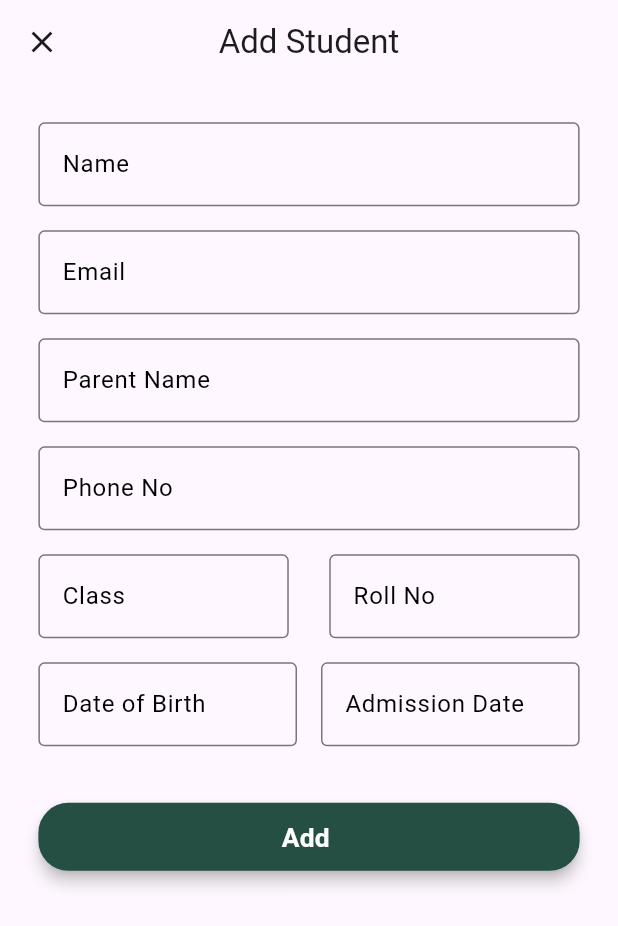
After one commit to BijoyRaju/edulink, a Flutter app: the StudentTab screen opened directly, after a tap on the "add" icon, on a phone screen of 412 x 824 dp. The commit adds this screen. Shown: the top 926 px of the screen. Run offline on Flutter 3.47's test engine with Material 3 defaults, Android fonts, the phone set to English and light mode, and no system bars; our stand-ins replace cloud_firestore, firebase_auth, firebase_core, flutter_screenutil, shared_preferences; accounts and stored records are empty.

```diff
--- a/lib/model/student_model.dart
+++ b/lib/model/student_model.dart
@@ -1,3 +1,5 @@
+import 'package:cloud_firestore/cloud_firestore.dart';
+
 class StudentModel {
   String studentId;
   String adminId;
@@ -56,8 +58,8 @@ class StudentModel {
       phone: map["phone"],
       profileImage: map["profile_image"],
       rollNo: map["roll_no"],
-      dateOfBirth: map["date_of_birth"],
-      admissionDate: map["admission_date"],
+      dateOfBirth: (map["date_of_birth"]as Timestamp).toDate(),
+      admissionDate: (map["admission_date"]as Timestamp).toDate(),
     );
   }
 }
--- a/lib/model/teacher_model.dart
+++ b/lib/model/teacher_model.dart
@@ -1,3 +1,5 @@
+import 'package:cloud_firestore/cloud_firestore.dart';
+
 class TeacherModel {
   String teacherId;
   String adminId;
@@ -43,8 +45,8 @@ class TeacherModel {
       email: map["email"],
       phone: map["phone"],
       subject: map["subject"],
-      dateOfBirth: map["date_of_birth"],
-      joinDate: map["join_date"],
+      dateOfBirth: (map["date_of_birth"]as Timestamp).toDate(),
+      joinDate: (map["join_date"]as Timestamp).toDate(),
       additionalInfo: map["additional_info"],
     );
   }
--- /dev/null
+++ b/lib/view/add_student/add_student_screen.dart
@@ -0,0 +1,98 @@
+import 'package:edu_link/widgets/common/common.dart';
+import 'package:flutter/material.dart';
+import 'package:flutter_screenutil/flutter_screenutil.dart';
+import 'package:intl/intl.dart'; // ✅ Import intl
+
+class AddStudentScreen extends StatefulWidget {
+  const AddStudentScreen({super.key});
+
+  @override
+  State<AddStudentScreen> createState() => _AddStudentScreenState();
+}
+
+class _AddStudentScreenState extends State<AddStudentScreen> {
+  final nameController = TextEditingController();
+  final emailController = TextEditingController();
+  final parentNameController = TextEditingController();
+  final phoneController = TextEditingController();
+  final classController = TextEditingController();
+  final rollController = TextEditingController();
+
+  final dobController = TextEditingController();
+  final admissionDateController = TextEditingController();
+
+  Future<void> _pickDate(TextEditingController controller) async {
+    DateTime? pickedDate = await showDatePicker(
+      context: context,
+      initialDate: DateTime.now(),
+      firstDate: DateTime(1990),
+      lastDate: DateTime(2100),
+    );
+
+    if (pickedDate != null) {
+      setState(() {
+        controller.text = DateFormat('dd-MM-yyyy').format(pickedDate);
+      });
+    }
+  }
+
+  @override
+  Widget build(BuildContext context) {
+    return Scaffold(
+      appBar: AppBar(
+        title: const Text("Add Student"),
+        centerTitle: true,
+        leading: IconButton(
+          onPressed: () => Navigator.pop(context),
+          icon: const Icon(Icons.close),
+        ),
+      ),
+      body: SingleChildScrollView(
+        padding: EdgeInsets.all(16.w),
+        child: Column(
+          crossAxisAlignment: CrossAxisAlignment.start,
+          children: [
+            customTextField(controller: nameController, label: "Name"),
+            customTextField(controller: emailController, label: "Email"),
+            customTextField(controller: parentNameController, label: "Parent Name"),
+            customTextField(controller: phoneController, label: "Phone No"),
+
+            Row(
+              children: [
+                Expanded(child: customTextField(controller: classController, label: "Class")),
+                SizedBox(width: 10.w),
+                Expanded(child: customTextField(controller: rollController, label: "Roll No")),
+              ],
+            ),
+
+            Row(
+              children: [
+                Expanded(
+                  child: GestureDetector(
+                    onTap: () => _pickDate(dobController),
+                    child: AbsorbPointer(
+                      child: customTextField(controller: dobController, label: "Date of Birth"),
+                    ),
+                  ),
+                ),
+
+
+                Expanded(
+                  child: GestureDetector(
+                    onTap: () => _pickDate(admissionDateController),
+                    child: AbsorbPointer(
+                      child: customTextField(controller: admissionDateController, label: "Admission Date"),
+                    ),
+                  ),
+                ),
+              ],
+            ),
+
+            SizedBox(height: 20.h),
+            customButton(text: "Add ", onPressed: (){})
+          ],
+        ),
+      ),
+    );
+  }
+}
--- /dev/null
+++ b/lib/view/home/tabs/student_tab.dart
@@ -0,0 +1,26 @@
+import 'package:edu_link/view/add_student/add_student_screen.dart';
+import 'package:edu_link/widgets/home/home_widget.dart';
+import 'package:flutter/material.dart';
+
+class StudentTab extends StatefulWidget {
+  const StudentTab({super.key});
+
+  @override
+  State<StudentTab> createState() => _StudentTabState();
+}
+
+class _StudentTabState extends State<StudentTab> {
+  @override
+  Widget build(BuildContext context) {
+    return Scaffold(
+      body: Column(
+        children: [
+          customTile("", "","")
+        ],
+      ),
+      floatingActionButton: FloatingActionButton(onPressed: (){
+        Navigator.push(context, MaterialPageRoute(builder: (context) => AddStudentScreen()));
+      },child: Icon(Icons.add),),
+    );
+  }
+}
--- a/lib/widgets/common/common.dart
+++ b/lib/widgets/common/common.dart
@@ -98,3 +98,30 @@ void showSnackBarMessage(BuildContext context, String message, ) {
     ),
   );
 }
+
+Widget customTextField({required TextEditingController controller,required String label,int maxline = 1,bool obscureText = false}){
+  return Padding(
+    padding: const EdgeInsets.all(8.0),
+    child: TextField(
+      obscureText: obscureText,
+      maxLines: maxline,
+        controller: controller,
+        decoration: InputDecoration(
+          labelText: label,
+          labelStyle: TextStyle(color: Colors.black),
+          border: OutlineInputBorder(),
+          disabledBorder: OutlineInputBorder(
+            borderSide: BorderSide(
+              color: Colors.grey
+            )
+          ),
+          focusedBorder: OutlineInputBorder(
+            borderSide: BorderSide(
+              color: Colors.black,
+              width: 2.0
+            )
+          ),
+        )
+      ),
+  );
+}
--- /dev/null
+++ b/lib/widgets/home/home_widget.dart
@@ -0,0 +1,93 @@
+import 'package:edu_link/widgets/common/common.dart';
+import 'package:flutter/material.dart';
+import 'package:flutter_screenutil/flutter_screenutil.dart';
+
+Widget homeScreenContainerOne(double height,double width,Color colors,String text1, String text2){
+  return Container(
+    height: height,
+    width: width,
+    decoration: BoxDecoration(
+      color: colors,
+      borderRadius: BorderRadius.circular(20),
+    ),
+    child: Column(
+      mainAxisAlignment: MainAxisAlignment.center,
+      children: [
+        customText(text: text1,color: Color(0xFF043427),fontSize: 16.sp,fontWeight: FontWeight.bold),
+        SizedBox(height: 10.h),
+        customText(text: text2,fontSize: 32.sp,fontWeight: FontWeight.bold)
+     ],
+    ),
+  );
+}
+
+
+Widget homeScreenContainerTwo(double height,double width,Color colors,String text1, String text2){
+  return Container(
+    height: height,
+    width: width,
+    decoration: BoxDecoration(
+      color: colors,
+      borderRadius: BorderRadius.circular(20),
+    ),
+    child: Column(
+      mainAxisAlignment: MainAxisAlignment.center,
+      children: [
+        customText(text: text1,color: Colors.white,fontSize: 14.sp,fontWeight: FontWeight.bold),
+        SizedBox(height: 5.h),
+        customText(text: text2,fontSize: 20.sp,fontWeight: FontWeight.bold,color: Colors.white)
+     ],
+    ),
+  );
+}
+
+Widget customTile(String title, String subtitle,String trailing){
+  return Padding(
+    padding: const EdgeInsets.all(8.0),
+    child: Container(
+      width: double.infinity,
+      height: 66.sp,
+      decoration: BoxDecoration(
+        borderRadius: BorderRadius.circular(10),
+        boxShadow: [
+          BoxShadow(
+            color: Colors.grey.withValues(alpha: 0.6),
+            blurRadius: 6,
+            offset: const Offset(0, 3),
+          ),
+        ],
+        color: Colors.white
+      ),child: Padding(
+        padding: const EdgeInsets.all(8.0),
+        child: Row(
+          mainAxisAlignment: MainAxisAlignment.spaceBetween,
+          children: [
+            Column(
+              crossAxisAlignment: CrossAxisAlignment.start,
+              children: [
+                Row(
+                  children: [
+                    customText(text: "Name : ",fontWeight: FontWeight.bold,fontSize: 14.sp),
+                    customText(text: title,fontSize: 14.sp),
+                  ],
+                ),
+                Row(
+                  children: [
+                    customText(text: "Phone : ",fontSize: 14.sp,fontWeight: FontWeight.bold),
+                    customText(text: subtitle, fontSize: 14.sp)
+                  ],
+                ),
+              ],
+            ),
+            Row(
+              children: [
+                customText(text: "Subject : ",fontSize: 14.sp,fontWeight: FontWeight.bold),
+                customText(text: trailing,fontSize: 14.sp)
+              ],
+            )
+          ],
+        ),
+      ),
+    ),
+  );
+}
--- a/pubspec.yaml
+++ b/pubspec.yaml
@@ -40,6 +40,7 @@ dependencies:
   provider: ^6.1.5
   flutter_screenutil: ^5.9.3
   shared_preferences: ^2.5.3
+  intl: ^0.20.2
 
 dev_dependencies:
   flutter_test:
```
Also changed, not shown: lib/controller/auth_controller.dart (+61 -47 lines), lib/controller/teacher_controller.dart (added, +51 -0 lines), lib/main.dart (+10 -3 lines), lib/services/auth_service.dart (+16 -3 lines), lib/services/teacher_screvice.dart (added, +27 -0 lines), lib/view/add_teacher/add_teacher_screen.dart (added, +90 -0 lines), lib/view/home/home_screen.dart (+18 -20 lines), lib/view/home/tabs/admin_overview.dart (added, +35 -0 lines), lib/view/home/tabs/teacher_list_screen.dart (added, +63 -0 lines), pubspec.lock.
